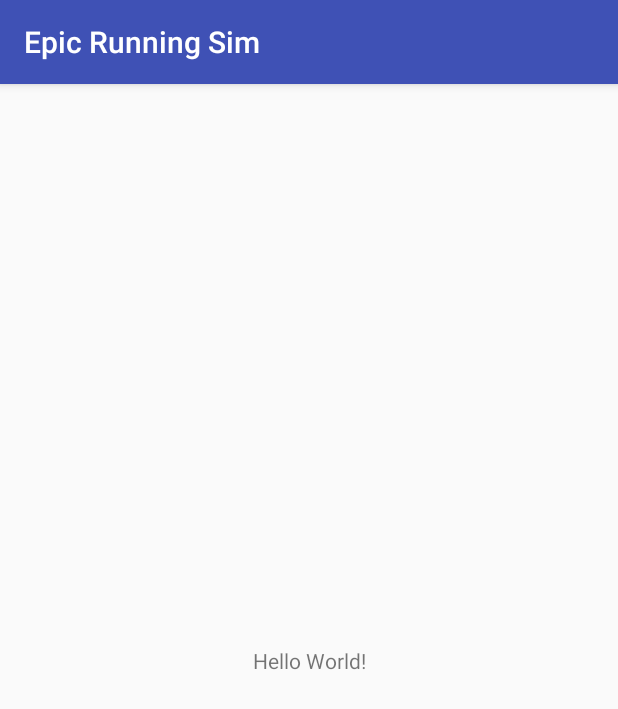
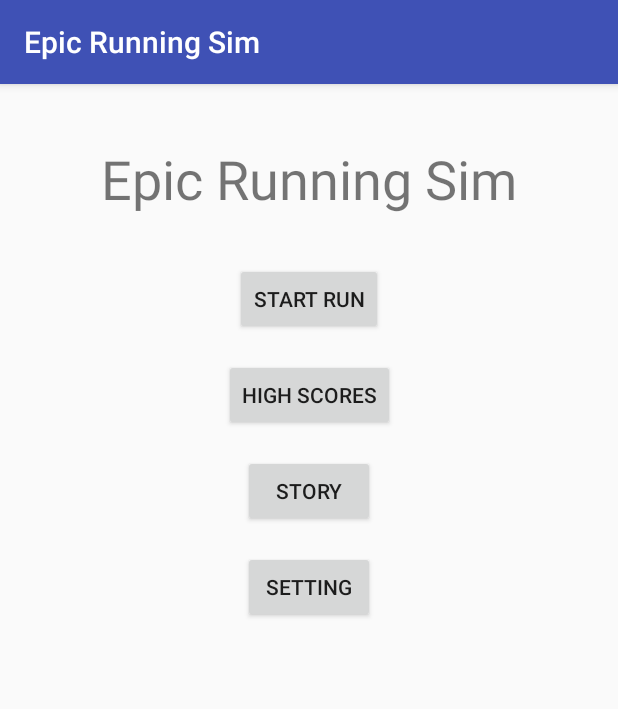
Before and after one commit to Nayzee/semester-project, an Android app: the screen it shows after launch (MainActivity), on a phone screen of 412 x 824 dp. Shown: the top 709 px of the screen. Run offline under Robolectric (Android 15) with nearby library versions, the phone set to English and light mode, and no system bars.

```diff
--- a/app/src/main/AndroidManifest.xml
+++ b/app/src/main/AndroidManifest.xml
@@ -16,6 +16,10 @@
                 <category android:name="android.intent.category.LAUNCHER" />
             </intent-filter>
         </activity>
+        <activity android:name=".ScoresActivity" />
+        <activity android:name=".StoryActivity" />
+        <activity android:name=".SettingsActivity" />
+        <activity android:name=".ResultsActivity"></activity>
     </application>
 
 </manifest>
--- a/app/src/main/java/com/example/donovan/epicrunningsim/MainActivity.java
+++ b/app/src/main/java/com/example/donovan/epicrunningsim/MainActivity.java
@@ -1,13 +1,64 @@
 package com.example.donovan.epicrunningsim;
 
+import android.content.Intent;
 import android.support.v7.app.AppCompatActivity;
 import android.os.Bundle;
+import android.view.View;
+import android.widget.Button;
 
 public class MainActivity extends AppCompatActivity {
+
+    private Button settingsButton;
+    private Button storyButton;
+    private Button scoresButton;
 
     @Override
     protected void onCreate(Bundle savedInstanceState) {
         super.onCreate(savedInstanceState);
         setContentView(R.layout.activity_main);
+
+        settingsButton = (Button) findViewById(R.id.btnSettings);
+        storyButton = (Button) findViewById(R.id.btnStory);
+        scoresButton = (Button) findViewById(R.id.btnScores);
+
+        settingsButton.setOnClickListener(new View.OnClickListener() {
+            @Override
+            public void onClick(View view) {
+                Intent intent = new Intent(MainActivity.this, SettingsActivity.class);
+                startActivity(intent);
+            }
+        });
+
+        storyButton.setOnClickListener(new View.OnClickListener() {
+            @Override
+            public void onClick(View view) {
+                Intent intent = new Intent(MainActivity.this, StoryActivity.class);
+                startActivity(intent);
+            }
+        });
+
+        scoresButton.setOnClickListener(new View.OnClickListener() {
+            @Override
+            public void onClick(View view) {
+                Intent intent = new Intent(MainActivity.this, ScoresActivity.class);
+                startActivity(intent);
+            }
+        });
+     }
+
+    private void launchScores() {
+        Intent intent = new Intent(this, ScoresActivity.class);
+        startActivity(intent);
+    }
+
+    private void launchStory() {
+        Intent intent = new Intent(this, StoryActivity.class);
+        startActivity(intent);
+    }
+
+    public void launchSettings() {
+
+
+
     }
 }
--- a/app/src/main/res/layout/activity_main.xml
+++ b/app/src/main/res/layout/activity_main.xml
@@ -7,12 +7,56 @@
     tools:context="com.example.donovan.epicrunningsim.MainActivity">
 
     <TextView
+        android:id="@+id/textView"
         android:layout_width="wrap_content"
         android:layout_height="wrap_content"
-        android:text="Hello World!"
+        android:layout_marginTop="16dp"
+        android:text="Epic Running Sim"
+        android:textSize="36sp"
         app:layout_constraintBottom_toBottomOf="parent"
         app:layout_constraintLeft_toLeftOf="parent"
         app:layout_constraintRight_toRightOf="parent"
-        app:layout_constraintTop_toTopOf="parent" />
+        app:layout_constraintTop_toTopOf="parent"
+        app:layout_constraintVertical_bias="0.032" />
+
+    <Button
+        android:id="@+id/button5"
+        android:layout_width="wrap_content"
+        android:layout_height="wrap_content"
+        android:layout_marginTop="32dp"
+        android:text="Start Run"
+        app:layout_constraintLeft_toLeftOf="parent"
+        app:layout_constraintRight_toRightOf="parent"
+        app:layout_constraintTop_toBottomOf="@+id/textView" />
+
+    <Button
+        android:id="@+id/btnScores"
+        android:layout_width="wrap_content"
+        android:layout_height="wrap_content"
+        android:layout_marginTop="16dp"
+        android:text="High Scores"
+        app:layout_constraintLeft_toLeftOf="parent"
+        app:layout_constraintRight_toRightOf="parent"
+        app:layout_constraintTop_toBottomOf="@+id/button5" />
+
+    <Button
+        android:id="@+id/btnStory"
+        android:layout_width="wrap_content"
+        android:layout_height="wrap_content"
+        android:layout_marginTop="16dp"
+        android:text="Story"
+        app:layout_constraintLeft_toLeftOf="parent"
+        app:layout_constraintRight_toRightOf="parent"
+        app:layout_constraintTop_toBottomOf="@+id/btnScores" />
+
+    <Button
+        android:id="@+id/btnSettings"
+        android:layout_width="wrap_content"
+        android:layout_height="wrap_content"
+        android:layout_marginTop="16dp"
+        android:text="Setting"
+        app:layout_constraintLeft_toLeftOf="parent"
+        app:layout_constraintRight_toRightOf="parent"
+        app:layout_constraintTop_toBottomOf="@+id/btnStory" />
 
 </android.support.constraint.ConstraintLayout>
```
Also changed, not shown: app/src/main/java/com/example/donovan/epicrunningsim/ResultsActivity.java (added, +26 -0 lines), app/src/main/java/com/example/donovan/epicrunningsim/ScoresActivity.java (added, +26 -0 lines), app/src/main/java/com/example/donovan/epicrunningsim/SettingsActivity.java (added, +29 -0 lines), app/src/main/java/com/example/donovan/epicrunningsim/StoryActivity.java (added, +26 -0 lines), app/src/main/res/layout/activity_results.xml (added, +49 -0 lines), app/src/main/res/layout/activity_scores.xml (added, +69 -0 lines), app/src/main/res/layout/activity_settings.xml (added, +50 -0 lines), app/src/main/res/layout/activity_story.xml (added, +40 -0 lines).
